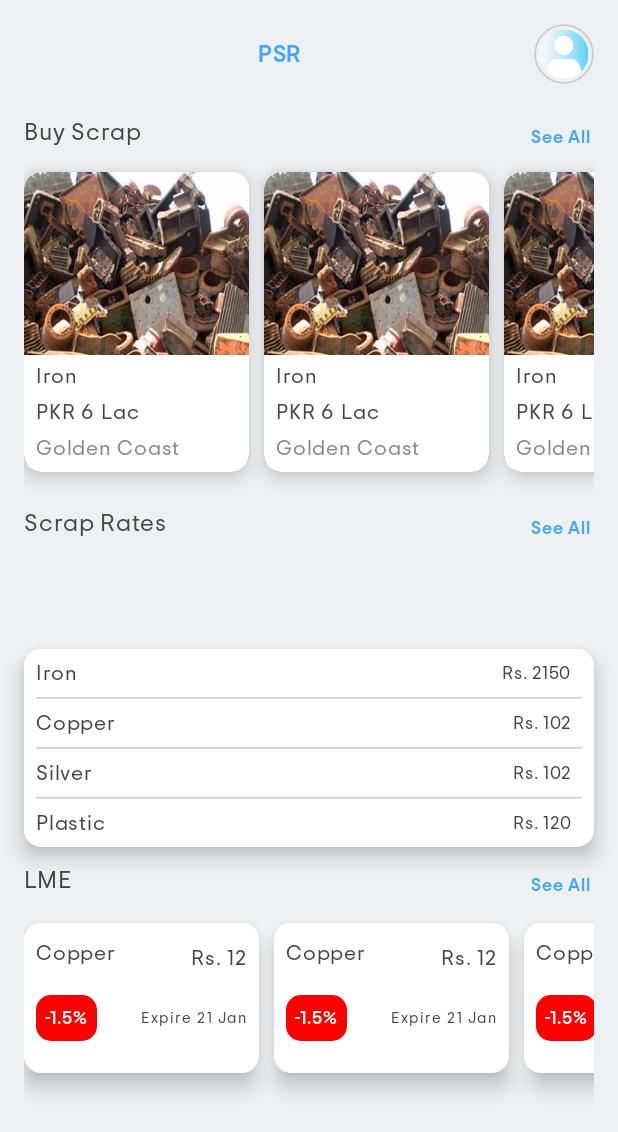
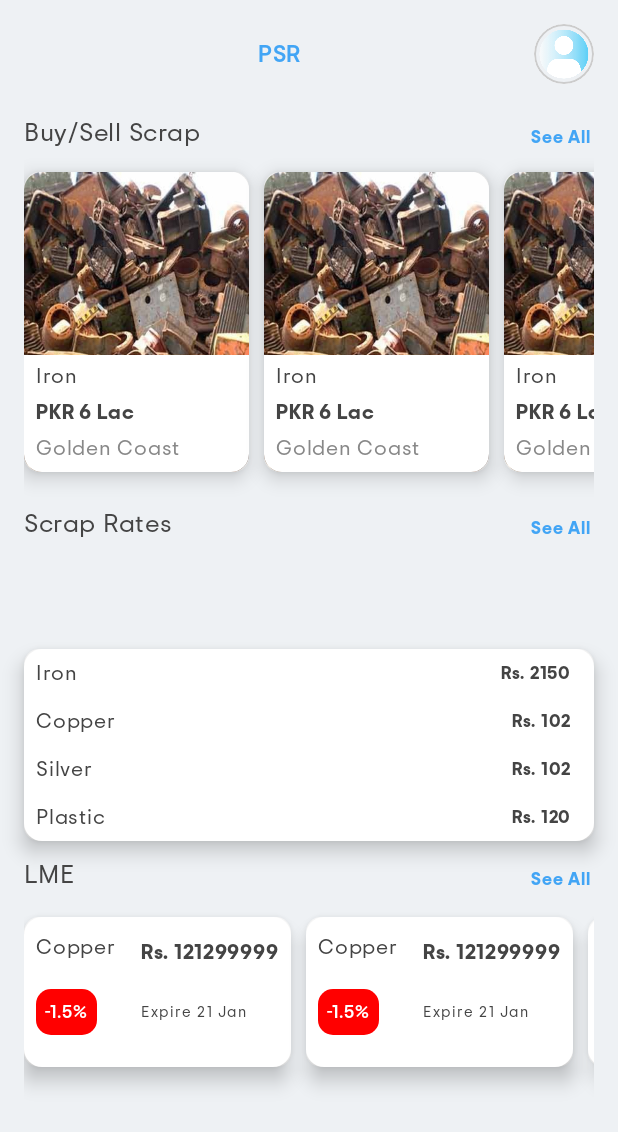
Before and after one commit to TanveerAhmed606050/PSRAndroid, an Android app built with Jetpack Compose: the @Preview function HomeScreenPreview, on a phone screen of 412 x 824 dp. Shown: the top 1132 px of the screen. Run offline under Robolectric (Android 15) with nearby library versions, the phone set to English and light mode, and no system bars; pictures from the network do not load.

Commit message:
Home Screen font change

```diff
--- a/app/src/main/java/com/example/psrandroid/ui/screen/home/HomeScreen.kt
+++ b/app/src/main/java/com/example/psrandroid/ui/screen/home/HomeScreen.kt
@@ -37,6 +37,7 @@ import androidx.compose.ui.graphics.Color
 import androidx.compose.ui.layout.ContentScale
 import androidx.compose.ui.res.painterResource
 import androidx.compose.ui.res.stringResource
+import androidx.compose.ui.text.TextStyle
 import androidx.compose.ui.text.style.TextAlign
 import androidx.compose.ui.text.style.TextOverflow
 import androidx.compose.ui.tooling.preview.Preview
@@ -57,6 +58,7 @@ import com.example.psrandroid.ui.theme.AppBG
 import com.example.psrandroid.ui.theme.DarkBlue
 import com.example.psrandroid.ui.theme.LightBlue
 import com.example.psrandroid.ui.theme.PSP_AndroidTheme
+import com.example.psrandroid.ui.theme.boldFont
 import com.example.psrandroid.ui.theme.mediumFont
 import com.example.psrandroid.ui.theme.regularFont
 import com.example.psrandroid.utils.Utils.formatDateDisplay
@@ -293,7 +295,7 @@ fun HomeAdsItems(
                         modifier = Modifier.fillMaxWidth(),
                         text = "PKR ${adData.price}",
                         fontSize = 14.sp,
-                        fontFamily = regularFont,
+                        fontFamily = boldFont,
                         color = Color.DarkGray,
                         textAlign = TextAlign.Start,
                         maxLines = 1,
@@ -351,10 +353,10 @@ fun ScrapRateItem(metalDetail: SubMetalData?) {
                         .weight(1f)
                         .padding(horizontal = 8.dp),
                     text = "Rs. 2150", color = Color.DarkGray, fontSize = 12.sp,
-                    fontFamily = regularFont, textAlign = TextAlign.End,
+                    fontFamily = boldFont, textAlign = TextAlign.End,
                 )
             }
-            HorizontalDivider(thickness = 1.dp, color = Color.LightGray)
+           // HorizontalDivider(thickness = 1.dp, color = Color.LightGray)
             Row(
                 modifier = Modifier.padding(vertical = 4.dp),
             ) {
@@ -371,10 +373,10 @@ fun ScrapRateItem(metalDetail: SubMetalData?) {
                         .weight(1f)
                         .padding(horizontal = 8.dp),
                     text = "Rs. 102", color = Color.DarkGray, fontSize = 12.sp,
-                    fontFamily = regularFont, textAlign = TextAlign.End,
+                    fontFamily = boldFont, textAlign = TextAlign.End,
                 )
             }
-            HorizontalDivider(thickness = 1.dp, color = Color.LightGray)
+           // HorizontalDivider(thickness = 1.dp, color = Color.LightGray)
             Row(
                 modifier = Modifier.padding(vertical = 4.dp),
             ) {
@@ -395,11 +397,11 @@ fun ScrapRateItem(metalDetail: SubMetalData?) {
                     text = "Rs. 102",
                     color = Color.DarkGray,
                     fontSize = 12.sp,
-                    fontFamily = regularFont,
+                    fontFamily = boldFont,
                     textAlign = TextAlign.End
                 )
             }
-            HorizontalDivider(thickness = 1.dp, color = Color.LightGray)
+          //  HorizontalDivider(thickness = 1.dp, color = Color.LightGray)
             Row(
                 modifier = Modifier.padding(vertical = 4.dp),
             ) {
@@ -418,7 +420,7 @@ fun ScrapRateItem(metalDetail: SubMetalData?) {
                     text = "Rs. 120",
                     color = Color.DarkGray,
                     fontSize = 12.sp,
-                    fontFamily = regularFont,
+                    fontFamily = boldFont,
                     textAlign = TextAlign.End,
                 )
             }
@@ -512,11 +514,11 @@ fun HomeLmeItem(lmeData: LmeData) {
 //                modifier = Modifier.padding(4.dp),
             ) {
                 Text(
-                    text = "Rs. ${lmeData.price}",
+                    text = "Rs. 121299999",
                     modifier = Modifier
                         .align(Alignment.End),
                     fontSize = 14.sp,
-                    fontFamily = regularFont,
+                    fontFamily = boldFont,
                     color = Color.DarkGray,
                 )
                 Spacer(modifier = Modifier.padding(vertical = 8.dp))
@@ -538,12 +540,12 @@ fun SeeAllView(text: String, clickAllViews: () -> Unit) {
     Row(modifier = Modifier.fillMaxWidth()) {
         Text(
             text = text, color = Color.DarkGray,
-            fontFamily = regularFont, fontSize = 16.sp,
+            fontFamily = regularFont, fontSize = 17.sp,
         )
         Spacer(modifier = Modifier.weight(1f))
         Text(
             text = stringResource(id = R.string.see_all), color = DarkBlue,
-            fontFamily = mediumFont, fontSize = 12.sp,
+            fontFamily = boldFont, fontSize = 12.sp,
             textAlign = TextAlign.End,
             modifier = Modifier
                 .padding(3.dp)
--- a/app/src/main/res/values/strings.xml
+++ b/app/src/main/res/values/strings.xml
@@ -94,7 +94,7 @@
     <string name="no_call_app">No Call app</string>
     <string name="no_whatsApp_error">WhatsApp is not installed.</string>
     <string name="open_whatsApp_error">Failed to open WhatsApp.</string>
-    <string name="buy_sell">Buy Scrap</string>
+    <string name="buy_sell">Buy/Sell Scrap</string>
     <string name="no_metal">No metal found</string>
     <string name="select_city_error">Please select a city</string>
     <string name="no_lme">No LME Found</string>
```
